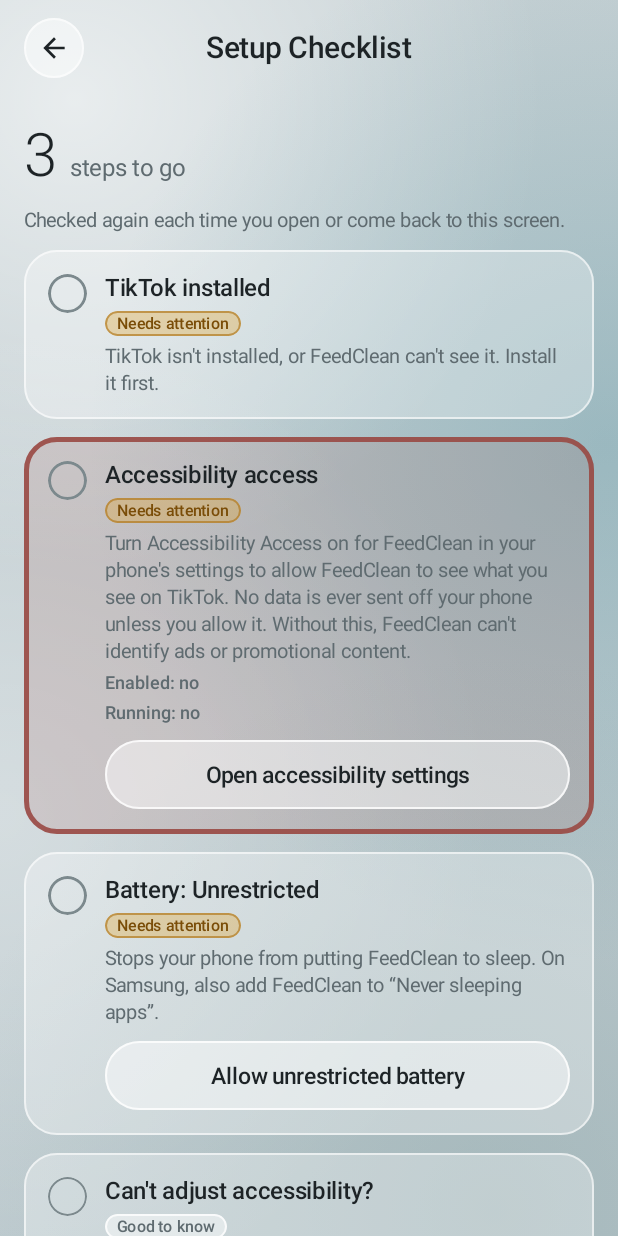
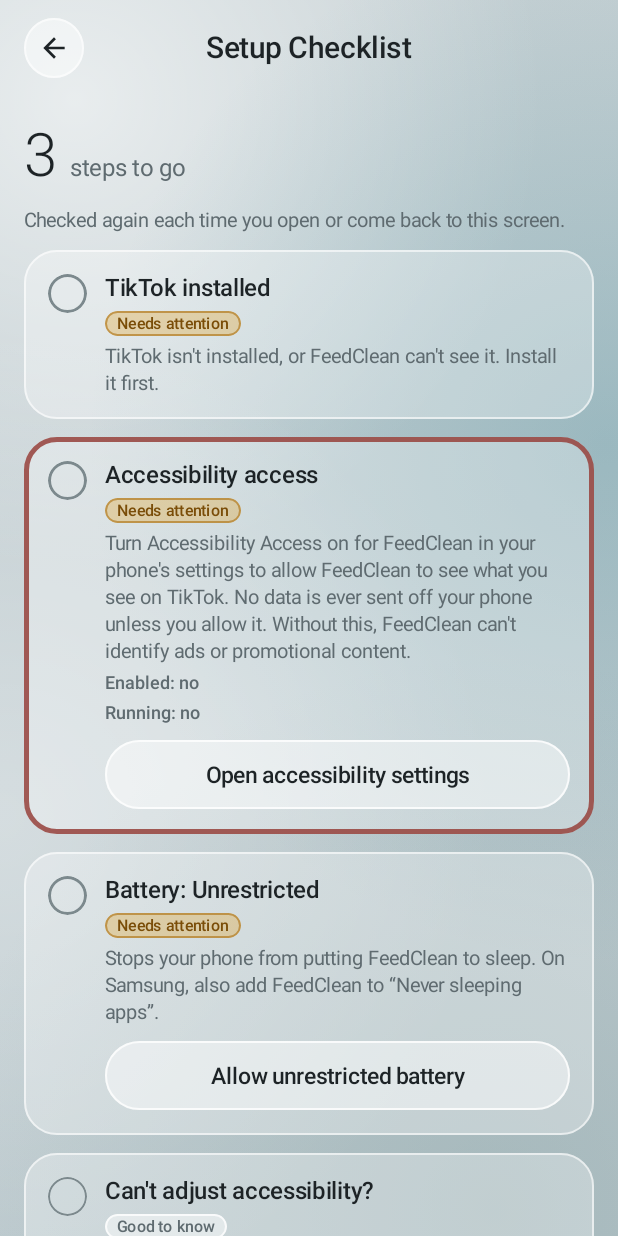
Before and after one commit to dreadnought-0/FeedClean, an Android app built with Jetpack Compose: the screen it shows after launch (MainActivity), after a tap on "Open Setup", on a phone screen of 412 x 824 dp. Run offline under Robolectric (Android 15) with nearby library versions, the phone set to English and light mode, and no system bars; our stand-ins replace Navigation 3, Room's generated code; pictures from the network do not load; 1 other tap on this screen came first.

Commit message:
Drop the red wash from needs-attention Setup cards
The hero and the Setup screen's Accessibility access item keep the
3 dp, 90% Glass.Red outline, but use the normal glass fill again.

```diff
--- a/app/src/main/java/io/github/dreadnought0/feedclean/ui/common/Glass.kt
+++ b/app/src/main/java/io/github/dreadnought0/feedclean/ui/common/Glass.kt
@@ -89,8 +89,8 @@ fun GlassCard(
     val (fill, border, borderWidth) = when (tone) {
         CardTone.NORMAL -> Triple(Glass.Card, Glass.Border, 1.dp)
         CardTone.AMBER -> Triple(Glass.AmberWash, Glass.AmberBorderSoft, 1.dp)
-        // Needs-attention: a 3 dp, 90% [Glass.Red] outline and a faint red wash — clearly stronger than the 1 dp teal ready state.
-        CardTone.DESTRUCTIVE -> Triple(Glass.RedWash, Glass.RedOutline, 3.dp)
+        // Needs-attention: a 3 dp, 90% [Glass.Red] outline on the normal glass fill — stronger than the 1 dp teal ready state.
+        CardTone.DESTRUCTIVE -> Triple(Glass.Card, Glass.RedOutline, 3.dp)
         CardTone.ACCENT -> Triple(Glass.Card, Glass.Accent, 1.dp)
     }
     Surface(
--- a/app/src/main/java/io/github/dreadnought0/feedclean/ui/theme/Color.kt
+++ b/app/src/main/java/io/github/dreadnought0/feedclean/ui/theme/Color.kt
@@ -26,8 +26,6 @@ object Glass {
     val RedBorder = Red.copy(alpha = 0.45f)
     /** Strong outline for Setup cards that need attention (90% of [Red]). */
     val RedOutline = Red.copy(alpha = 0.90f)
-    /** Faint red tint behind a needs-attention Setup card. */
-    val RedWash = Red.copy(alpha = 0.14f)
 
     // Amber: Blocked, and Pause everything while on
     val Amber = Color(0xFFD79A2B)
```
